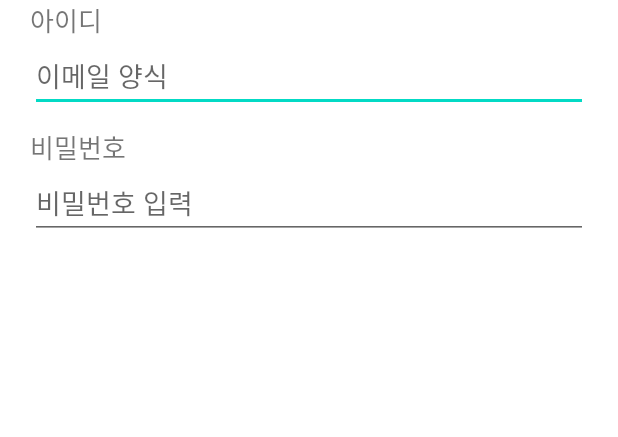
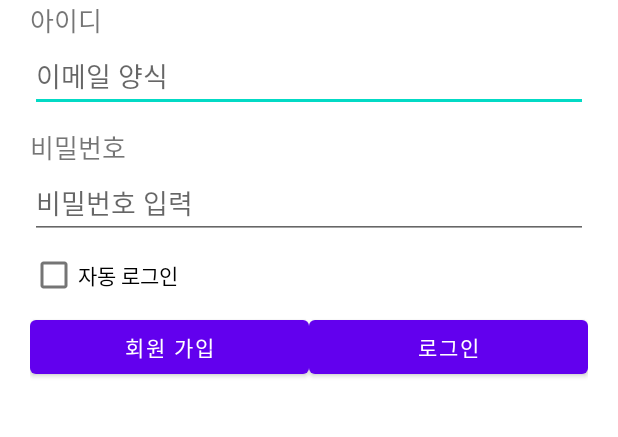
Before and after one commit to hyeba/LogoTest_20210306, an Android app: the screen it shows after launch (MainActivity), on a phone screen of 412 x 824 dp, the part 294-731 px from its top. Run offline under Robolectric (Android 15) with nearby library versions, the phone set to English and light mode, and no system bars.

Commit message:
회원가입/로그인 값

```diff
--- a/app/src/main/res/layout/activity_main.xml
+++ b/app/src/main/res/layout/activity_main.xml
@@ -47,6 +47,32 @@
         android:inputType="textPassword"
         android:hint="비밀번호 입력" />
 
+    <CheckBox
+        android:layout_width="wrap_content"
+        android:layout_height="wrap_content"
+        android:text="자동 로그인" />
+
+    <LinearLayout
+        android:layout_width="match_parent"
+        android:layout_height="wrap_content"
+        android:orientation="horizontal">
+
+        <Button
+            android:layout_width="0dp"
+            android:text="회원 가입"
+            android:layout_height="wrap_content"
+            android:layout_weight="1"/>
+
+        <Button
+            android:layout_width="0dp"
+            android:text="로그인"
+            android:layout_height="wrap_content"
+            android:layout_weight="1"/>
+
+
+    </LinearLayout>
+
+
 
 
 </LinearLayout>
```
